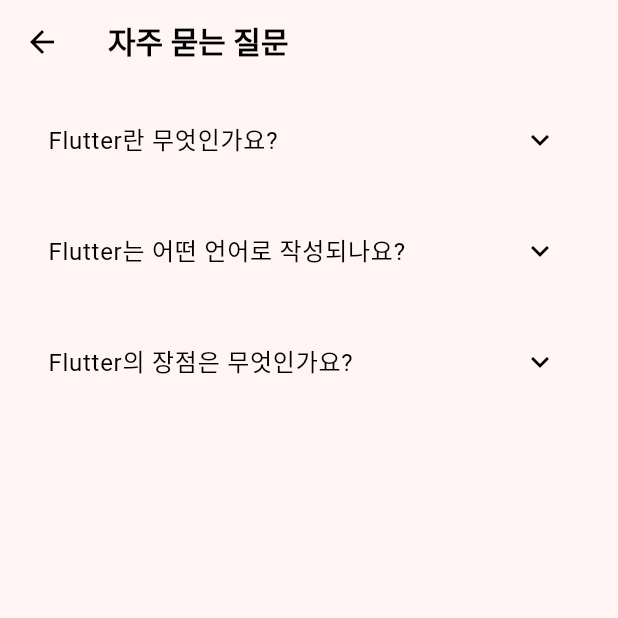
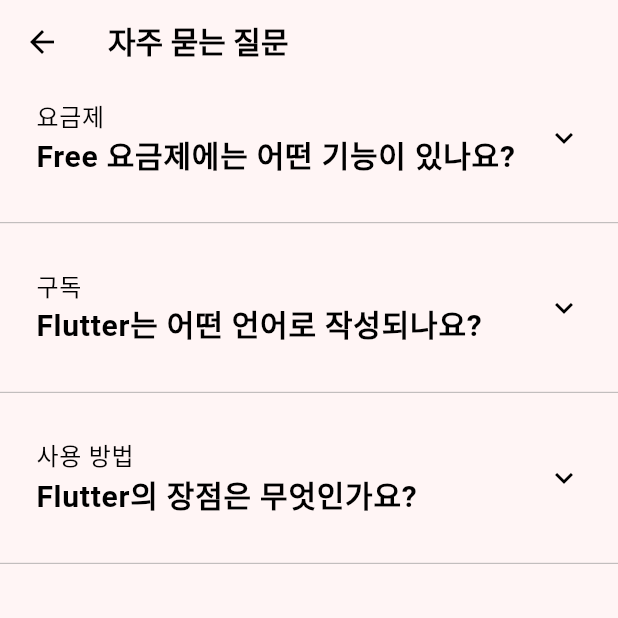
Before and after one commit to soojubm/new-bussiness, a Flutter app: the FAQsScreen screen opened by its route, on a phone screen of 412 x 824 dp, the top half of it. Run offline on Flutter 3.47's test engine with Material 3 defaults, Android fonts, the phone set to English and light mode, and no system bars; our stand-ins replace animated_text_kit, cloud_firestore, firebase_auth, firebase_core, flutter_riverpod, flutter_svg and 4 more; accounts and stored records are empty; generated files the repository leaves out were written again; Roboto replaces fonts that are missing (Pretendard); project files that could hold a hidden picture were left out.

Commit message:
Update FaqsScreen

```diff
--- a/lib/screens/faqs_screen.dart
+++ b/lib/screens/faqs_screen.dart
@@ -1,23 +1,27 @@
 import 'package:flutter/material.dart';
+import 'package:flutter_application_1/main.dart';
 import 'package:flutter_application_1/widgets/custom_app_bar.dart';
 import 'package:flutter_application_1/widgets/custom_text.dart';
 
 class FAQsScreen extends StatefulWidget {
   @override
-  _FAQSsScreenState createState() => _FAQSsScreenState();
+  _FAQsScreenState createState() => _FAQsScreenState();
 }
 
-class _FAQSsScreenState extends State<FAQsScreen> {
+class _FAQsScreenState extends State<FAQsScreen> {
   final List<Map<String, String>> faqs = [
     {
-      'question': 'Flutter란 무엇인가요?',
+      'category': '요금제',
+      'question': 'Free 요금제에는 어떤 기능이 있나요?',
       'answer': 'Flutter는 구글에서 만든 UI 툴킷으로, 크로스 플랫폼 앱 개발을 지원합니다.'
     },
     {
+      'category': '구독',
       'question': 'Flutter는 어떤 언어로 작성되나요?',
       'answer': 'Flutter는 Dart 언어를 사용합니다.'
     },
     {
+      'category': '사용 방법',
       'question': 'Flutter의 장점은 무엇인가요?',
       'answer': '빠른 개발, 높은 성능, 크로스 플랫폼 지원 등의 장점이 있습니다.'
     },
@@ -29,10 +33,12 @@ class _FAQSsScreenState extends State<FAQsScreen> {
       appBar: CustomAppBar(
         title: '자주 묻는 질문',
       ),
-      body: ListView.builder(
+      body: ListView.separated(
+        separatorBuilder: (context, index) => SizedBox(height: 20),
         itemCount: faqs.length,
         itemBuilder: (context, index) {
           return FAQItem(
+            category: faqs[index]['category']!,
             question: faqs[index]['question']!,
             answer: faqs[index]['answer']!,
           );
@@ -43,33 +49,59 @@ class _FAQSsScreenState extends State<FAQsScreen> {
 }
 
 class FAQItem extends StatefulWidget {
+  final String category;
   final String question;
   final String answer;
 
-  FAQItem({required this.question, required this.answer});
+  FAQItem(
+      {required this.category, required this.question, required this.answer});
 
   @override
   _FAQItemState createState() => _FAQItemState();
 }
 
 class _FAQItemState extends State<FAQItem> {
-  bool _isExpanded = false;
-
   @override
   Widget build(BuildContext context) {
     return Container(
-      margin: EdgeInsets.symmetric(vertical: 8, horizontal: 16),
-      child: ExpansionTile(
-        shape: Border.all(color: Colors.transparent),
-        expandedAlignment: Alignment.topLeft,
-        title: CustomText(
-          variant: 'subhead',
-          text: widget.question,
-        ),
+      child: Column(
         children: [
-          Padding(
-            padding: const EdgeInsets.all(16.0),
-            child: CustomText(variant: 'body', text: widget.answer),
+          ExpansionTile(
+            // tilePadding: EdgeInsets.zero, 기본값
+            tilePadding:
+                const EdgeInsets.symmetric(horizontal: horizontalPadding),
+            shape: Border.all(color: Colors.transparent),
+            expandedAlignment: Alignment.topLeft,
+            title:
+                Column(crossAxisAlignment: CrossAxisAlignment.start, children: [
+              CustomText(variant: 'label1', text: widget.category),
+              CustomText(variant: 'h5', text: widget.question),
+            ]),
+            children: [
+              Padding(
+                padding: const EdgeInsets.fromLTRB(
+                    horizontalPadding, 16.0, horizontalPadding, 0),
+                child: Container(
+                  width: double.infinity, // 👈 너비 100% 설정
+                  padding: const EdgeInsets.fromLTRB(
+                      16, 16, 16, 20), // 내부 여백 (텍스트 주위)
+                  decoration: BoxDecoration(
+                    color: Color(0xFFF0F3F4),
+                    borderRadius: BorderRadius.circular(12),
+                  ),
+                  child: CustomText(
+                    variant: 'body',
+                    text: widget.answer,
+                  ),
+                ),
+              ),
+            ],
+          ),
+          SizedBox(height: 20.0),
+          const Divider(
+            height: 1,
+            color: Colors.grey,
+            thickness: 0.5,
           ),
         ],
       ),
```
